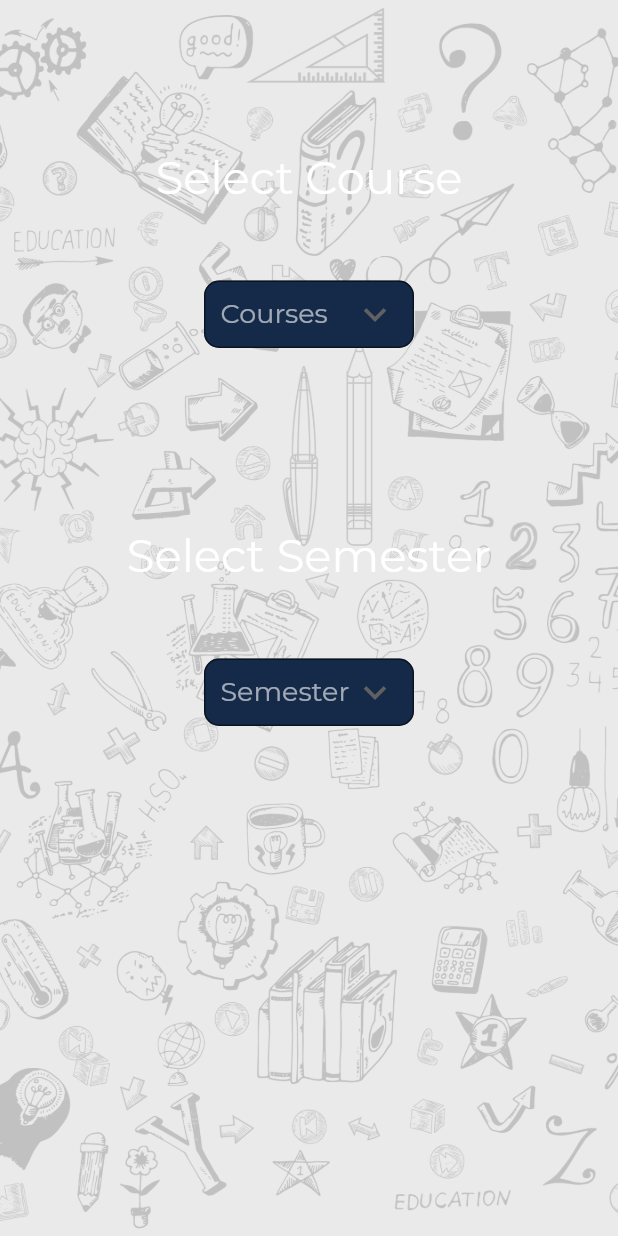
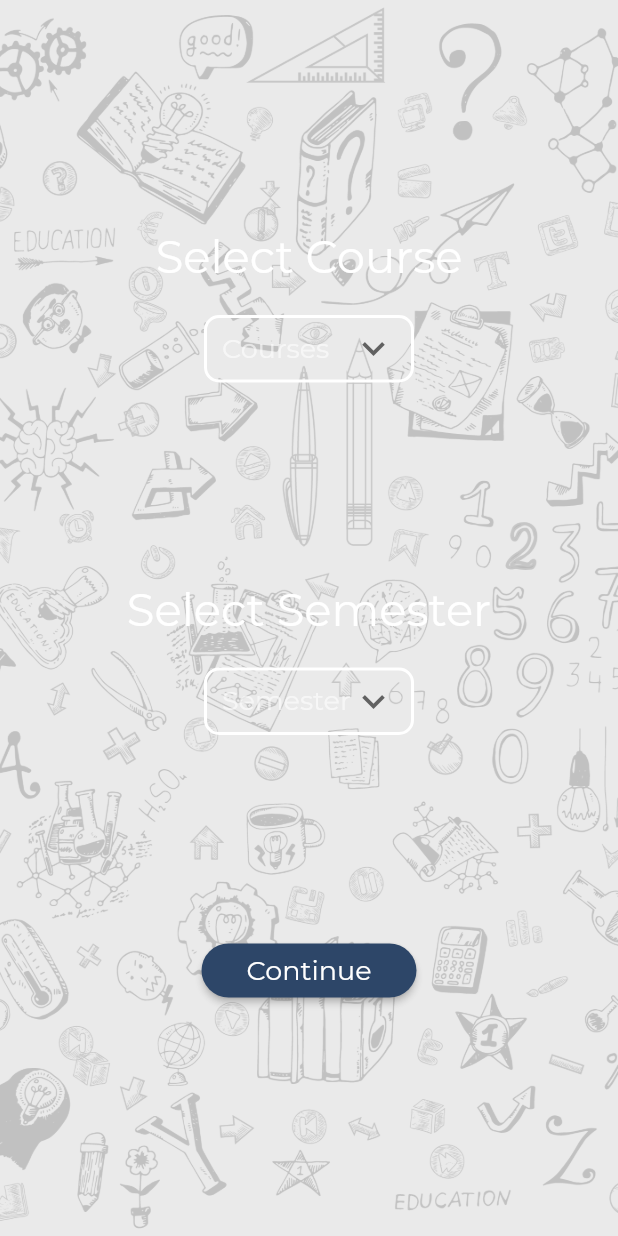
Before and after one commit to pramodksh/paper-for-peers, a Flutter app: the UserCourse screen opened directly, on a phone screen of 412 x 824 dp. Run offline on Flutter 3.47's test engine with Material 2 defaults, Android fonts, the phone set to English and light mode, and no system bars; our stand-ins replace dotted_border, flutter_rating_bar, page_indicator, shared_preferences; missing offline and left inert: advance_pdf_viewer, web_scraper; accounts and stored records are empty; project files that could hold a hidden picture were left out.

Commit message:
forget password - added app bar, fixed user course. yet to fix welcome message screen (carousel)

```diff
--- a/lib/modules/dashboard/utilities/utilities.dart
+++ b/lib/modules/dashboard/utilities/utilities.dart
@@ -16,9 +16,20 @@ Widget getCustomDropDown({
   @required List<String> dropDownItems,
   @required String dropDownHint,
   @required Function onDropDownChanged,
+  bool isTransparent = false
 }) {
 
   var themeChange = Provider.of<DarkThemeProvider>(context);
+  Color backgroundColor;
+  Border border;
+
+  if (isTransparent) {
+    backgroundColor = Colors.transparent;
+    border = Border.all(color: Colors.white, width: 2);
+  } else {
+    backgroundColor = themeChange.isDarkTheme ? CustomColors.bottomNavBarColor : Colors.grey.shade300;
+  border = Border.all(color: Colors.black54,);
+  }
 
   return Theme(
     data: Theme.of(context).copyWith(
@@ -30,8 +41,8 @@ Widget getCustomDropDown({
       width: 140,
       decoration: BoxDecoration(
           borderRadius: BorderRadius.circular(10.0),
-          color: themeChange.isDarkTheme ? CustomColors.bottomNavBarColor : Colors.grey.shade300,
-          border: Border.all(color: Colors.black54,)
+          color: backgroundColor,
+          border: border,
       ),
       child: DropdownButtonHideUnderline(
         child: DropdownButton<String>(
--- a/lib/modules/login/user_course.dart
+++ b/lib/modules/login/user_course.dart
@@ -1,7 +1,9 @@
 import 'package:flutter/material.dart';
 import 'package:papers_for_peers/config/colors.dart';
 import 'package:papers_for_peers/config/default_assets.dart';
+import 'package:papers_for_peers/modules/dashboard/main_dashboard.dart';
 import 'package:papers_for_peers/modules/dashboard/utilities/utilities.dart';
+import 'package:papers_for_peers/modules/login/welcome_message.dart';
 
 class UserCourse extends StatefulWidget {
   @override
@@ -9,18 +11,6 @@ class UserCourse extends StatefulWidget {
 }
 
 class _UserCourseState extends State<UserCourse> {
-
-  // Widget getCustomRoundedButton({@required String semester}){
-  //   return Container(
-  //     decoration: BoxDecoration(
-  //         color: CustomColors.bottomNavBarColor,
-  //         shape: BoxShape.circle),
-  //     padding: EdgeInsets.all(1),
-  //     child: TextButton(
-  //       child: Text(semester,style: TextStyle(fontSize: 20,color: Colors.white),),
-  //     ),
-  //   );
-  // }
 
   List<String> courses = [
     "BCA",
@@ -31,10 +21,10 @@ class _UserCourseState extends State<UserCourse> {
     '1','2','3','4','5','6'
   ];
 
-  // String selectedSubject;
 
   String selectedCourse;
   String selectedSemester;
+
   @override
   Widget build(BuildContext context) {
     return Stack(
@@ -54,16 +44,16 @@ class _UserCourseState extends State<UserCourse> {
           backgroundColor: Colors.transparent,
           body: Container(
             width: MediaQuery.of(context).size.width,
-            child: SingleChildScrollView(
+            padding: EdgeInsets.symmetric(vertical: 20),
             child: Column(
-                crossAxisAlignment: CrossAxisAlignment.center,
+              mainAxisAlignment: MainAxisAlignment.spaceEvenly,
               children: [
-                  SizedBox(
-                    height: 100,
-                  ),
+                Column(
+                  children: [
                     Text('Select Course',style: TextStyle(fontSize: 30),),
-                  SizedBox(height: 50,),
+                    SizedBox(height: 20,),
                     getCustomDropDown(
+                        isTransparent: true,
                         context: context,
                         dropDownValue: selectedCourse,
                         dropDownItems: courses,
@@ -73,21 +63,14 @@ class _UserCourseState extends State<UserCourse> {
                             selectedCourse = val;
                           });
                         }),
-                  SizedBox(height: 120,),
+                  ],
+                ),
+                Column(
+                  children: [
                     Text('Select Semester',style: TextStyle(fontSize: 30),),
-                  SizedBox(height: 50,),
-                  // Row(
-                  //   mainAxisAlignment: MainAxisAlignment.center,
-                  //   children: [
-                  //     getCustomRoundedButton(semester: '1'),
-                  //     getCustomRoundedButton(semester: '2'),
-                  //     getCustomRoundedButton(semester: '3'),
-                  //     getCustomRoundedButton(semester: '4'),
-                  //     getCustomRoundedButton(semester: '5'),
-                  //     getCustomRoundedButton(semester: '6'),
-                  //   ],
-                  // ),
+                    SizedBox(height: 20,),
                     getCustomDropDown(
+                        isTransparent: true,
                         context: context,
                         dropDownValue: selectedSemester,
                         dropDownItems: semesters,
@@ -99,6 +82,21 @@ class _UserCourseState extends State<UserCourse> {
                         }),
                   ],
                 ),
+                ElevatedButton(
+                  style: ElevatedButton.styleFrom(
+                    padding: EdgeInsets.symmetric(horizontal: 30),
+                    shape: RoundedRectangleBorder(
+                      borderRadius: BorderRadius.circular(20),
+                    )
+                  ),
+                  onPressed: () {
+                    Navigator.of(context).push(MaterialPageRoute(
+                      builder: (context) => WelcomeMessage(),
+                    ));
+                  },
+                  child: Text("Continue", style: TextStyle(fontSize: 18),),
+                ),
+              ],
             ),
           ),
         )
```
Also changed, not shown: lib/main.dart (+2 -53 lines), lib/modules/login/carausel.dart (deleted, +0 -204 lines), lib/modules/login/forgot_password.dart (+4 -6 lines), lib/modules/login/login.dart (+13 -1 lines), lib/modules/login/welcome_message.dart (added, +110 -0 lines). Lines whose indentation alone changed are shown as unchanged.
